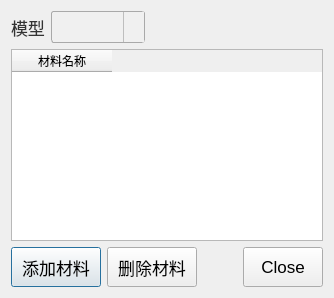
Before: the Qt Designer form plugins/Base_MaterialManager/MaterialLibraryWidget.ui in asd977/base_cae, drawn with Qt 5.
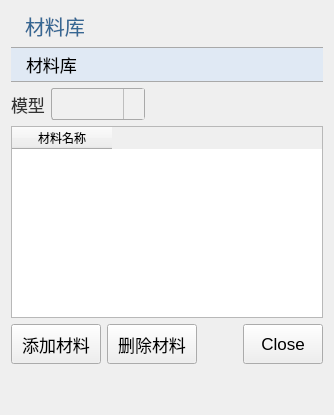
After: the same form once the commit is applied. Icons and pictures are not drawn. Custom widgets are drawn as their Qt base class.

What changed in the file:
```diff
--- a/plugins/Base_MaterialManager/MaterialLibraryWidget.ui
+++ b/plugins/Base_MaterialManager/MaterialLibraryWidget.ui
@@ -104,6 +104,20 @@
 </string>
   </property>
   <layout class="QVBoxLayout" name="verticalLayout">
+   <item>
+    <widget class="QLabel" name="pageNameLabel">
+     <property name="text">
+      <string>材料库</string>
+     </property>
+    </widget>
+   </item>
+   <item>
+    <widget class="QPushButton" name="pushButton">
+     <property name="text">
+      <string>材料库</string>
+     </property>
+    </widget>
+   </item>
    <item>
     <layout class="QHBoxLayout" name="headerLayout">
      <item>
@@ -199,6 +213,19 @@
      </item>
     </layout>
    </item>
+   <item>
+    <spacer name="verticalSpacer">
+     <property name="orientation">
+      <enum>Qt::Vertical</enum>
+     </property>
+     <property name="sizeHint" stdset="0">
+      <size>
+       <width>20</width>
+       <height>40</height>
+      </size>
+     </property>
+    </spacer>
+   </item>
   </layout>
  </widget>
  <customwidgets>
```
